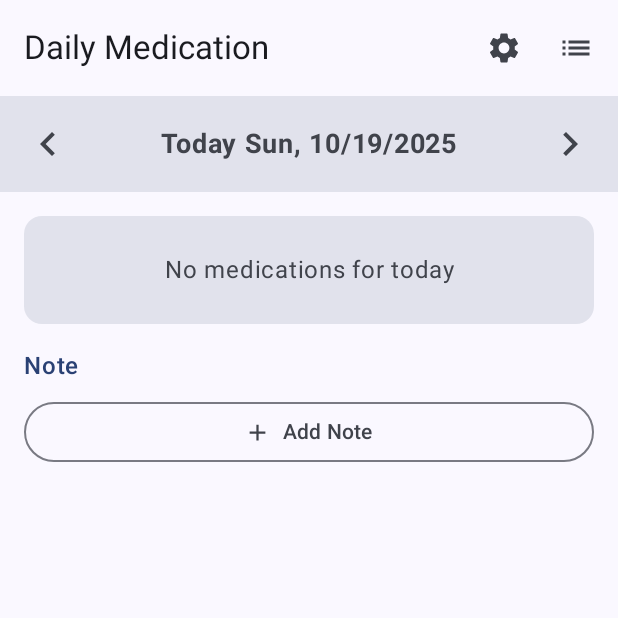
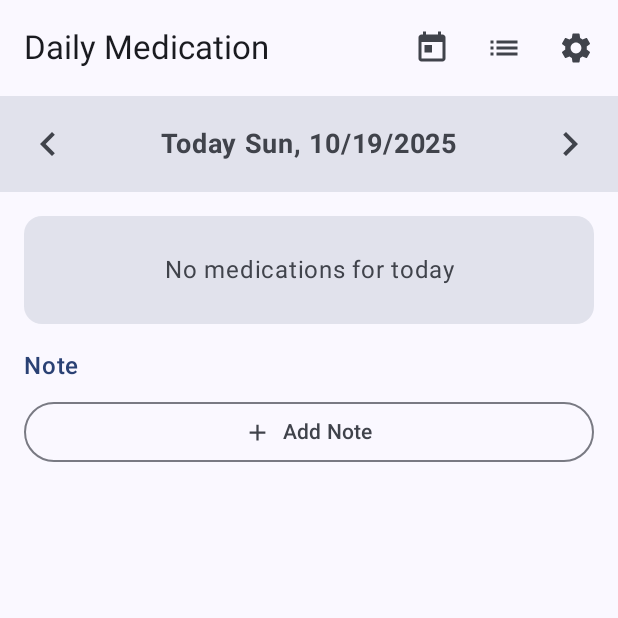
Before and after one commit to shugo/medicine_shield, an Android app built with Jetpack Compose: the screen it shows after launch (MainActivity), on a phone screen of 412 x 824 dp, the top half of it. Run offline under Robolectric (Android 15) with nearby library versions, the phone set to English and light mode, and no system bars; our stand-ins replace Room's generated code.

Commit message:
Add a Today button

```diff
--- a/app/src/main/java/net/shugo/medicineshield/ui/screen/DailyMedicationScreen.kt
+++ b/app/src/main/java/net/shugo/medicineshield/ui/screen/DailyMedicationScreen.kt
@@ -24,6 +24,7 @@ import androidx.compose.material.icons.filled.Add
 import androidx.compose.material.icons.filled.Delete
 import androidx.compose.material.icons.filled.Edit
 import androidx.compose.material.icons.filled.Settings
+import androidx.compose.material.icons.filled.Today
 import androidx.compose.material3.AlertDialog
 import androidx.compose.material3.Card
 import androidx.compose.material3.CardDefaults
@@ -90,16 +91,29 @@ fun DailyMedicationScreen(
             TopAppBar(
                 title = { Text(stringResource(R.string.daily_medication_title)) },
                 actions = {
-                    IconButton(onClick = onNavigateToSettings) {
+                    IconButton(onClick = {
+                        val today = Calendar.getInstance()
+                        viewModel.onDateSelected(
+                            today.get(Calendar.YEAR),
+                            today.get(Calendar.MONTH),
+                            today.get(Calendar.DAY_OF_MONTH)
+                        )
+                    }) {
                         Icon(
-                            imageVector = Icons.Filled.Settings,
-                            contentDescription = stringResource(R.string.settings)
+                            imageVector = Icons.Filled.Today,
+                            contentDescription = stringResource(R.string.today)
                         )
                     }
                     IconButton(onClick = onNavigateToMedicationList) {
                         Icon(
                             imageVector = Icons.AutoMirrored.Filled.List,
                             contentDescription = stringResource(R.string.medication_list)
+                        )
+                    }
+                    IconButton(onClick = onNavigateToSettings) {
+                        Icon(
+                            imageVector = Icons.Filled.Settings,
+                            contentDescription = stringResource(R.string.settings)
                         )
                     }
                 }
```
